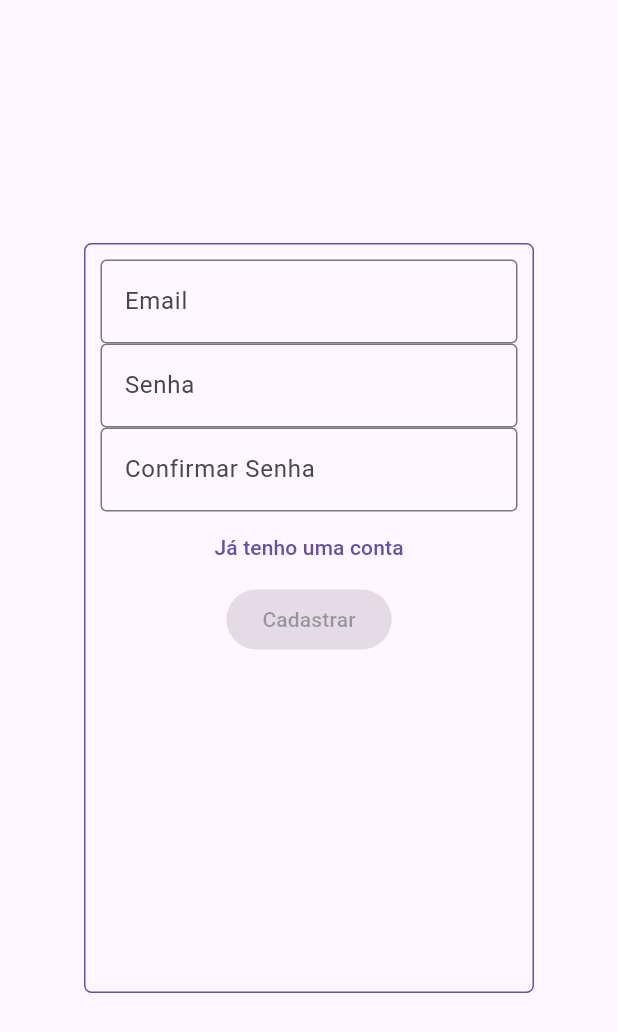
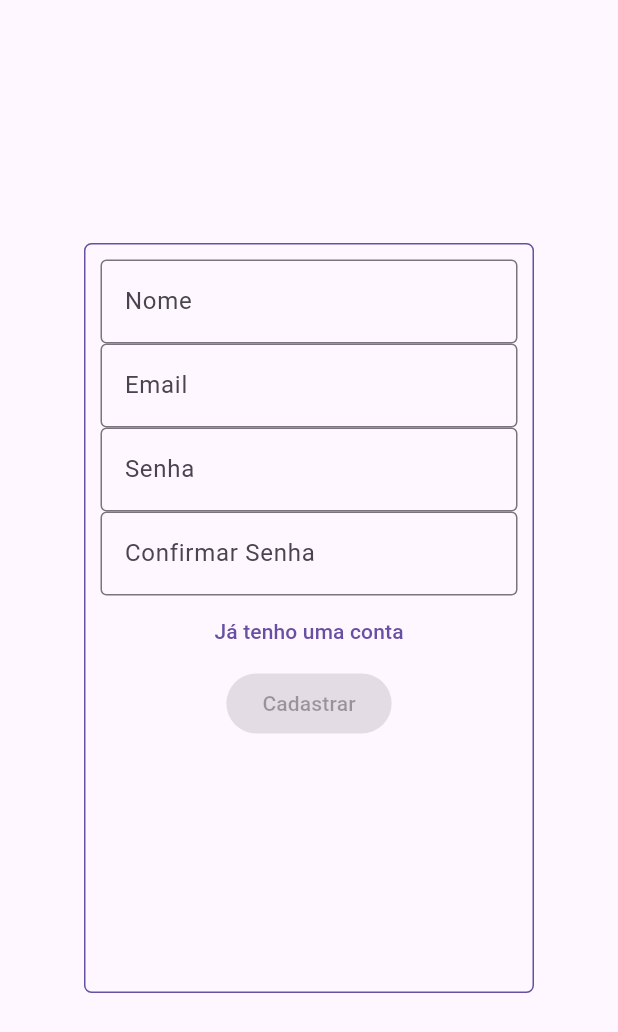
Before and after one commit to carloscardoso05/van_gogh, a Flutter app: the RegisterPage screen opened by its route, on a phone screen of 412 x 824 dp. Shown: the top 1032 px of the screen. Run offline on Flutter 3.47's test engine with Material 3 defaults, Android fonts, the phone set to English and light mode, and no system bars; our stand-ins replace form_validator, get_it, go_router, supabase_flutter; accounts and stored records are empty; statements that could not run were skipped.

Commit message:
adicionado campo nome

```diff
--- a/lib/pages/auth/register.dart
+++ b/lib/pages/auth/register.dart
@@ -17,8 +17,14 @@ class _RegisterPageState extends State<RegisterPage> {
   final _formKey = GlobalKey<FormState>();
   var _email = '';
   var _password = '';
+  var _name = '';
   final _emailValidation = ValidationBuilder().required().email();
   final _passwordValidation = ValidationBuilder().required().minLength(6);
+  final _nameRegex = RegExp(r'^([a-zA-Z\s]+)$', caseSensitive: false);
+  late final _nameValidation = ValidationBuilder()
+      .required()
+      .minLength(3)
+      .regExp(_nameRegex, "Nome inválido");
   bool get isValid => _formKey.currentState?.validate() ?? false;
 
   @override
@@ -39,6 +45,14 @@ class _RegisterPageState extends State<RegisterPage> {
             autovalidateMode: AutovalidateMode.onUserInteraction,
             child: Column(
               children: [
+                TextFormField(
+                  validator: _nameValidation.build(),
+                  decoration: const InputDecoration(
+                    border: OutlineInputBorder(),
+                    labelText: "Nome",
+                  ),
+                  onChanged: (value) => setState(() => _name = value),
+                ),
                 TextFormField(
                   validator: _emailValidation.build(),
                   decoration: const InputDecoration(
@@ -77,8 +91,11 @@ class _RegisterPageState extends State<RegisterPage> {
                   onPressed: isValid
                       ? () async {
                           try {
-                            await getIt<AuthService>()
-                                .register(email: _email, password: _password);
+                            await getIt<AuthService>().register(
+                              email: _email,
+                              password: _password,
+                              name: _name,
+                            );
                           } on AuthException catch (e) {
                             if (context.mounted) {
                               ScaffoldMessenger.of(context)
--- a/lib/services/auth_service.dart
+++ b/lib/services/auth_service.dart
@@ -7,22 +7,41 @@ import 'package:van_gogh/supabase.dart';
 
 class AuthService extends ChangeNotifier {
   AuthResponse? auth;
+  Holder? holder;
   bool isAuthenticated = false;
   bool isAdmin = true;
+  User get grantedUser => auth!.user!;
 
   login({required String email, required String password}) async {
     final authResponse = await supabase.auth
         .signInWithPassword(email: email, password: password);
     isAuthenticated = true;
     auth = authResponse;
+    holder = Holder(
+      id: auth!.user!.id,
+      name: auth!.user!.userMetadata!['name'],
+      email: auth!.user!.email!,
+      phone: auth!.user!.userMetadata!['phone'],
+    );
     notifyListeners();
   }
 
-  register({required String email, required String password}) async {
-    await supabase.auth.signUp(email: email, password: password);
+  register({
+    required String email,
+    required String password,
+    required String name,
+    String phone = "",
+  }) async {
+    await supabase.auth.signUp(
+        email: email, password: password, data: {'name': name, 'phone': phone});
     await login(email: email, password: password);
-    final holder = Holder(id: auth!.user!.id, name: "Carlos");
-    await getIt<HoldersRepository>().addHolder(holder);
+    holder = Holder(
+      id: auth!.user!.id,
+      name: name,
+      email: email,
+      phone: phone,
+    );
+    await getIt<HoldersRepository>().addHolder(holder!);
   }
 
   logOut() async {
```
